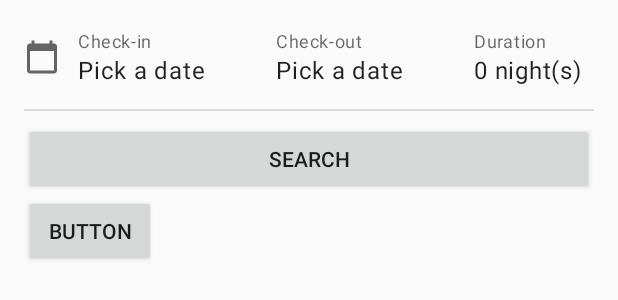
After one commit to HansGio/Hotel_PBP, an Android app: the layout activity_home.xml on its own in the app's theme, with its tools: preview values and no code run, on a phone screen of 412 x 824 dp. The commit adds this screen. Shown: the top 300 px of the screen. Run offline under Robolectric (Android 15) with nearby library versions, the phone set to English and light mode, and no system bars.

Commit message:
add home

```diff
--- a/app/build.gradle
+++ b/app/build.gradle
@@ -28,6 +28,10 @@ dependencies {
     implementation 'androidx.appcompat:appcompat:1.2.0'
     implementation 'androidx.constraintlayout:constraintlayout:2.0.1'
     implementation 'com.google.firebase:firebase-auth:19.4.0'
+    implementation 'androidx.legacy:legacy-support-v4:1.0.0'
+    implementation 'androidx.navigation:navigation-fragment:2.3.0'
+    implementation 'androidx.navigation:navigation-ui:2.3.0'
+    implementation 'androidx.lifecycle:lifecycle-extensions:2.2.0'
     testImplementation 'junit:junit:4.12'
     androidTestImplementation 'androidx.test.ext:junit:1.1.2'
     androidTestImplementation 'androidx.test.espresso:espresso-core:3.3.0'
--- a/app/src/main/java/com/hansgiovanni/hotel_pbp/MainActivity.java
+++ b/app/src/main/java/com/hansgiovanni/hotel_pbp/MainActivity.java
@@ -1,6 +1,8 @@
 package com.hansgiovanni.hotel_pbp;
 
 import androidx.appcompat.app.AppCompatActivity;
+import androidx.fragment.app.Fragment;
+import androidx.fragment.app.FragmentTransaction;
 
 import android.app.ActivityOptions;
 import android.content.Intent;
@@ -15,6 +17,8 @@ import android.view.animation.Animation;
 import android.view.animation.AnimationUtils;
 import android.widget.ImageView;
 import android.widget.TextView;
+
+import com.google.firebase.auth.FirebaseAuth;
 
 public class MainActivity extends AppCompatActivity {
 
@@ -55,6 +59,8 @@ public class MainActivity extends AppCompatActivity {
             @Override
             public void run() {
                 Intent intent = new Intent(MainActivity.this, LoginActivity.class);
+                if(FirebaseAuth.getInstance().getCurrentUser() != null) intent = new Intent(MainActivity.this, HomeActivity.class);
+                else intent = new Intent(MainActivity.this, LoginActivity.class);
 
 //                Pair[] pairs = new Pair[3];
 //                pairs[0] = new Pair<View, String>(imgLogo, "logo");
--- /dev/null
+++ b/app/src/main/res/drawable/ic_baseline_calendar_today_24.xml
@@ -0,0 +1,10 @@
+<vector xmlns:android="http://schemas.android.com/apk/res/android"
+    android:width="24dp"
+    android:height="24dp"
+    android:viewportWidth="24"
+    android:viewportHeight="24"
+    android:tint="?attr/colorControlNormal">
+  <path
+      android:fillColor="@android:color/white"
+      android:pathData="M20,3h-1L19,1h-2v2L7,3L7,1L5,1v2L4,3c-1.1,0 -2,0.9 -2,2v16c0,1.1 0.9,2 2,2h16c1.1,0 2,-0.9 2,-2L22,5c0,-1.1 -0.9,-2 -2,-2zM20,21L4,21L4,8h16v13z"/>
+</vector>
--- /dev/null
+++ b/app/src/main/res/layout/activity_home.xml
@@ -0,0 +1,115 @@
+<?xml version="1.0" encoding="utf-8"?>
+<LinearLayout xmlns:android="http://schemas.android.com/apk/res/android"
+    xmlns:app="http://schemas.android.com/apk/res-auto"
+    xmlns:tools="http://schemas.android.com/tools"
+    android:layout_width="match_parent"
+    android:layout_height="match_parent"
+    android:padding="16dp"
+    android:orientation="vertical"
+    tools:context="com.hansgiovanni.hotel_pbp.HomeActivity">
+
+    <androidx.constraintlayout.widget.ConstraintLayout
+        android:id="@+id/date"
+        android:layout_width="match_parent"
+        android:layout_height="wrap_content">
+
+        <ImageButton
+            android:id="@+id/imageButton"
+            android:layout_width="wrap_content"
+            android:layout_height="wrap_content"
+            android:backgroundTint="@android:color/transparent"
+            android:paddingHorizontal="0dp"
+            android:src="@drawable/ic_baseline_calendar_today_24"
+            app:layout_constraintBottom_toBottomOf="@+id/textView"
+            app:layout_constraintEnd_toStartOf="@+id/textView"
+            app:layout_constraintHorizontal_bias="0.5"
+            app:layout_constraintHorizontal_chainStyle="spread_inside"
+            app:layout_constraintStart_toStartOf="parent"
+            app:layout_constraintTop_toTopOf="@+id/textView5" />
+
+        <TextView
+            android:id="@+id/textView3"
+            style="@style/TextAppearance.MaterialComponents.Body1"
+            android:layout_width="80dp"
+            android:layout_height="wrap_content"
+            android:text="0 night(s)"
+            app:layout_constraintBottom_toBottomOf="@+id/textView"
+            app:layout_constraintEnd_toEndOf="parent"
+            app:layout_constraintHorizontal_bias="0.5"
+            app:layout_constraintStart_toEndOf="@+id/textView2" />
+
+        <TextView
+            android:id="@+id/textView4"
+            style="@style/TextAppearance.MaterialComponents.Caption"
+            android:layout_width="wrap_content"
+            android:layout_height="wrap_content"
+            android:text="Duration"
+            app:layout_constraintBottom_toTopOf="@+id/textView3"
+            app:layout_constraintStart_toStartOf="@+id/textView3" />
+
+        <TextView
+            android:id="@+id/textView5"
+            style="@style/TextAppearance.MaterialComponents.Caption"
+            android:layout_width="wrap_content"
+            android:layout_height="wrap_content"
+            android:text="Check-in"
+            app:layout_constraintBottom_toTopOf="@+id/textView"
+            app:layout_constraintStart_toStartOf="@+id/textView" />
+
+        <TextView
+            android:id="@+id/textView2"
+            style="@style/TextAppearance.MaterialComponents.Body1"
+            android:layout_width="120dp"
+            android:layout_height="wrap_content"
+            android:text="Pick a date"
+            app:layout_constraintBottom_toBottomOf="@+id/textView"
+            app:layout_constraintEnd_toStartOf="@+id/textView3"
+            app:layout_constraintHorizontal_bias="0.5"
+            app:layout_constraintStart_toEndOf="@+id/textView" />
+
+        <TextView
+            android:id="@+id/textView"
+            style="@style/TextAppearance.MaterialComponents.Body1"
+            android:layout_width="120dp"
+            android:layout_height="wrap_content"
+            android:text="Pick a date"
+            app:layout_constraintBottom_toBottomOf="parent"
+            app:layout_constraintEnd_toStartOf="@+id/textView2"
+            app:layout_constraintHorizontal_bias="0.5"
+            app:layout_constraintStart_toEndOf="@+id/imageButton"
+            app:layout_constraintTop_toTopOf="parent"
+            app:layout_constraintVertical_bias="0.72" />
+
+        <TextView
+            android:id="@+id/textView6"
+            style="@style/TextAppearance.MaterialComponents.Caption"
+            android:layout_width="wrap_content"
+            android:layout_height="wrap_content"
+            android:text="Check-out"
+            app:layout_constraintBottom_toTopOf="@+id/textView2"
+            app:layout_constraintStart_toStartOf="@+id/textView2" />
+    </androidx.constraintlayout.widget.ConstraintLayout>
+
+    <View
+        android:id="@+id/divider"
+        android:layout_width="match_parent"
+        android:layout_height="1dp"
+        android:layout_marginTop="8dp"
+        android:background="?android:attr/listDivider"
+        app:layout_constraintEnd_toEndOf="parent"
+        app:layout_constraintStart_toStartOf="parent"
+        app:layout_constraintTop_toBottomOf="@+id/textView2" />
+
+    <Button
+        android:id="@+id/button3"
+        android:layout_width="match_parent"
+        android:layout_height="wrap_content"
+        android:layout_marginTop="8dp"
+        android:text="Search" />
+
+    <Button
+        android:id="@+id/button"
+        android:layout_width="wrap_content"
+        android:layout_height="wrap_content"
+        android:text="Button" />
+</LinearLayout>
--- /dev/null
+++ b/app/src/main/res/values/dimens.xml
@@ -0,0 +1,3 @@
+<resources>
+    <!-- Default screen margins, per the Android Design guidelines. -->
+</resources>
--- a/app/src/main/res/values/strings.xml
+++ b/app/src/main/res/values/strings.xml
@@ -2,4 +2,5 @@
     <string name="app_name">Hotel_PBP</string>
     <string name="subtitle">Indonesia</string>
     <string name="title">Cloud Hotel</string>
+
 </resources>
```
Also changed, not shown: app/src/main/AndroidManifest.xml (+5 -4 lines), app/src/main/java/com/hansgiovanni/hotel_pbp/HomeActivity.java (added, +90 -0 lines), app/src/main/java/com/hansgiovanni/hotel_pbp/LoginActivity.java (+57 -0 lines), app/src/main/java/com/hansgiovanni/hotel_pbp/RegisterActivity.java (+33 -11 lines), app/src/main/res/drawable/ic_baseline_account_circle_24.xml (added, +10 -0 lines), app/src/main/res/drawable/ic_baseline_email_24.xml (added, +10 -0 lines), app/src/main/res/drawable/ic_baseline_local_phone_24.xml (added, +10 -0 lines), app/src/main/res/drawable/ic_baseline_lock_24.xml (added, +10 -0 lines), app/src/main/res/drawable/ic_cloud.xml (deleted, +0 -10 lines), app/src/main/res/layout/activity_login.xml (+5 -9 lines), app/src/main/res/layout/activity_register.xml (+6 -2 lines), app/src/main/res/drawable/background.png (deleted).
